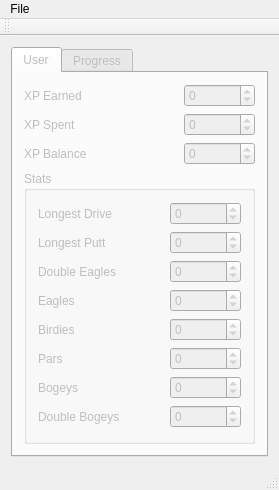
Experiment5X/TigerWoods13, file MainWindow.ui: the form before one commit.
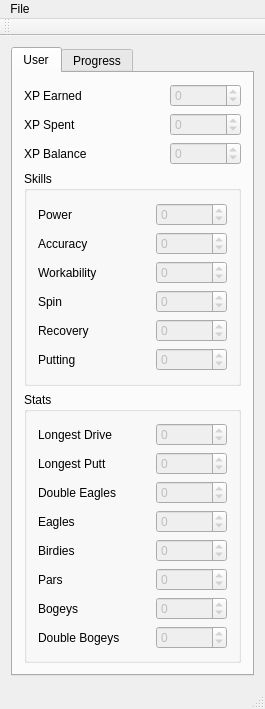
The form after the commit. Icons and pictures are not drawn.

Commit message: Update GUI to display user skills

Patch:
```diff
--- a/MainWindow.ui
+++ b/MainWindow.ui
@@ -6,8 +6,8 @@
    <rect>
     <x>0</x>
     <y>0</y>
-    <width>279</width>
-    <height>473</height>
+    <width>265</width>
+    <height>658</height>
    </rect>
   </property>
   <property name="windowTitle">
@@ -22,7 +22,7 @@
     <item>
      <widget class="QTabWidget" name="tabWidget">
       <property name="enabled">
-       <bool>false</bool>
+       <bool>true</bool>
       </property>
       <property name="currentIndex">
        <number>0</number>
@@ -31,9 +31,7 @@
        <attribute name="title">
         <string>User</string>
        </attribute>
-       <layout class="QVBoxLayout" name="verticalLayout_4">
-        <item>
-         <layout class="QVBoxLayout" name="verticalLayout_3" stretch="0,1">
+       <layout class="QVBoxLayout" name="verticalLayout_7">
           <item>
            <layout class="QVBoxLayout" name="verticalLayout">
             <item>
@@ -150,7 +148,248 @@
            </layout>
           </item>
           <item>
-           <widget class="QGroupBox" name="groupBox">
+         <widget class="QGroupBox" name="grpSkills">
+          <property name="enabled">
+           <bool>true</bool>
+          </property>
+          <property name="title">
+           <string>Skills</string>
+          </property>
+          <layout class="QVBoxLayout" name="verticalLayout_4">
+           <item>
+            <layout class="QVBoxLayout" name="verticalLayout_3">
+             <item>
+              <layout class="QHBoxLayout" name="horizontalLayout_13">
+               <item>
+                <widget class="QLabel" name="label_5">
+                 <property name="text">
+                  <string>Power</string>
+                 </property>
+                </widget>
+               </item>
+               <item>
+                <spacer name="horizontalSpacer_12">
+                 <property name="orientation">
+                  <enum>Qt::Horizontal</enum>
+                 </property>
+                 <property name="sizeHint" stdset="0">
+                  <size>
+                   <width>40</width>
+                   <height>20</height>
+                  </size>
+                 </property>
+                </spacer>
+               </item>
+               <item>
+                <widget class="QSpinBox" name="spnPower">
+                 <property name="enabled">
+                  <bool>false</bool>
+                 </property>
+                 <property name="minimum">
+                  <number>-214748364</number>
+                 </property>
+                 <property name="maximum">
+                  <number>2147483647</number>
+                 </property>
+                </widget>
+               </item>
+              </layout>
+             </item>
+             <item>
+              <layout class="QHBoxLayout" name="horizontalLayout_14">
+               <item>
+                <widget class="QLabel" name="label_7">
+                 <property name="text">
+                  <string>Accuracy</string>
+                 </property>
+                </widget>
+               </item>
+               <item>
+                <spacer name="horizontalSpacer_13">
+                 <property name="orientation">
+                  <enum>Qt::Horizontal</enum>
+                 </property>
+                 <property name="sizeHint" stdset="0">
+                  <size>
+                   <width>40</width>
+                   <height>20</height>
+                  </size>
+                 </property>
+                </spacer>
+               </item>
+               <item>
+                <widget class="QSpinBox" name="spnAccuracy">
+                 <property name="enabled">
+                  <bool>false</bool>
+                 </property>
+                 <property name="minimum">
+                  <number>-214748364</number>
+                 </property>
+                 <property name="maximum">
+                  <number>2147483647</number>
+                 </property>
+                </widget>
+               </item>
+              </layout>
+             </item>
+             <item>
+              <layout class="QHBoxLayout" name="horizontalLayout_15">
+               <item>
+                <widget class="QLabel" name="label_14">
+                 <property name="text">
+                  <string>Workability</string>
+                 </property>
+                </widget>
+               </item>
+               <item>
+                <spacer name="horizontalSpacer_14">
+                 <property name="orientation">
+                  <enum>Qt::Horizontal</enum>
+                 </property>
+                 <property name="sizeHint" stdset="0">
+                  <size>
+                   <width>40</width>
+                   <height>20</height>
+                  </size>
+                 </property>
+                </spacer>
+               </item>
+               <item>
+                <widget class="QSpinBox" name="spnWorkability">
+                 <property name="enabled">
+                  <bool>false</bool>
+                 </property>
+                 <property name="minimum">
+                  <number>-214748364</number>
+                 </property>
+                 <property name="maximum">
+                  <number>2147483647</number>
+                 </property>
+                </widget>
+               </item>
+              </layout>
+             </item>
+             <item>
+              <layout class="QHBoxLayout" name="horizontalLayout_16">
+               <item>
+                <widget class="QLabel" name="label_15">
+                 <property name="text">
+                  <string>Spin</string>
+                 </property>
+                </widget>
+               </item>
+               <item>
+                <spacer name="horizontalSpacer_15">
+                 <property name="orientation">
+                  <enum>Qt::Horizontal</enum>
+                 </property>
+                 <property name="sizeHint" stdset="0">
+                  <size>
+                   <width>40</width>
+                   <height>20</height>
+                  </size>
+                 </property>
+                </spacer>
+               </item>
+               <item>
+                <widget class="QSpinBox" name="spnSpin">
+                 <property name="enabled">
+                  <bool>false</bool>
+                 </property>
+                 <property name="minimum">
+                  <number>-214748364</number>
+                 </property>
+                 <property name="maximum">
+                  <number>2147483647</number>
+                 </property>
+                </widget>
+               </item>
+              </layout>
+             </item>
+             <item>
+              <layout class="QHBoxLayout" name="horizontalLayout_17">
+               <item>
+                <widget class="QLabel" name="label_16">
+                 <property name="text">
+                  <string>Recovery</string>
+                 </property>
+                </widget>
+               </item>
+               <item>
+                <spacer name="horizontalSpacer_16">
+                 <property name="orientation">
+                  <enum>Qt::Horizontal</enum>
+                 </property>
+                 <property name="sizeHint" stdset="0">
+                  <size>
+                   <width>40</width>
+                   <height>20</height>
+                  </size>
+                 </property>
+                </spacer>
+               </item>
+               <item>
+                <widget class="QSpinBox" name="spnRecovery">
+                 <property name="enabled">
+                  <bool>false</bool>
+                 </property>
+                 <property name="minimum">
+                  <number>-214748364</number>
+                 </property>
+                 <property name="maximum">
+                  <number>2147483647</number>
+                 </property>
+                </widget>
+               </item>
+              </layout>
+             </item>
+             <item>
+              <layout class="QHBoxLayout" name="horizontalLayout_18">
+               <item>
+                <widget class="QLabel" name="label_17">
+                 <property name="text">
+                  <string>Putting</string>
+                 </property>
+                </widget>
+               </item>
+               <item>
+                <spacer name="horizontalSpacer_17">
+                 <property name="orientation">
+                  <enum>Qt::Horizontal</enum>
+                 </property>
+                 <property name="sizeHint" stdset="0">
+                  <size>
+                   <width>40</width>
+                   <height>20</height>
+                  </size>
+                 </property>
+                </spacer>
+               </item>
+               <item>
+                <widget class="QSpinBox" name="spnPutting">
+                 <property name="enabled">
+                  <bool>false</bool>
+                 </property>
+                 <property name="minimum">
+                  <number>-214748364</number>
+                 </property>
+                 <property name="maximum">
+                  <number>2147483647</number>
+                 </property>
+                </widget>
+               </item>
+              </layout>
+             </item>
+            </layout>
+           </item>
+          </layout>
+         </widget>
+        </item>
+        <item>
+         <widget class="QGroupBox" name="grpStats">
+          <property name="enabled">
+           <bool>true</bool>
+          </property>
             <property name="title">
              <string>Stats</string>
             </property>
@@ -459,8 +698,6 @@
            </widget>
           </item>
          </layout>
-        </item>
-       </layout>
       </widget>
       <widget class="QWidget" name="tab_2">
        <attribute name="title">
@@ -490,7 +727,7 @@
     <rect>
      <x>0</x>
      <y>0</y>
-     <width>279</width>
+     <width>265</width>
      <height>21</height>
     </rect>
    </property>
```
Left out of the diff: 4 changed lines with no effect on the pictures. Lines whose indentation alone changed are shown as unchanged. The commit also changes 1 other file.
